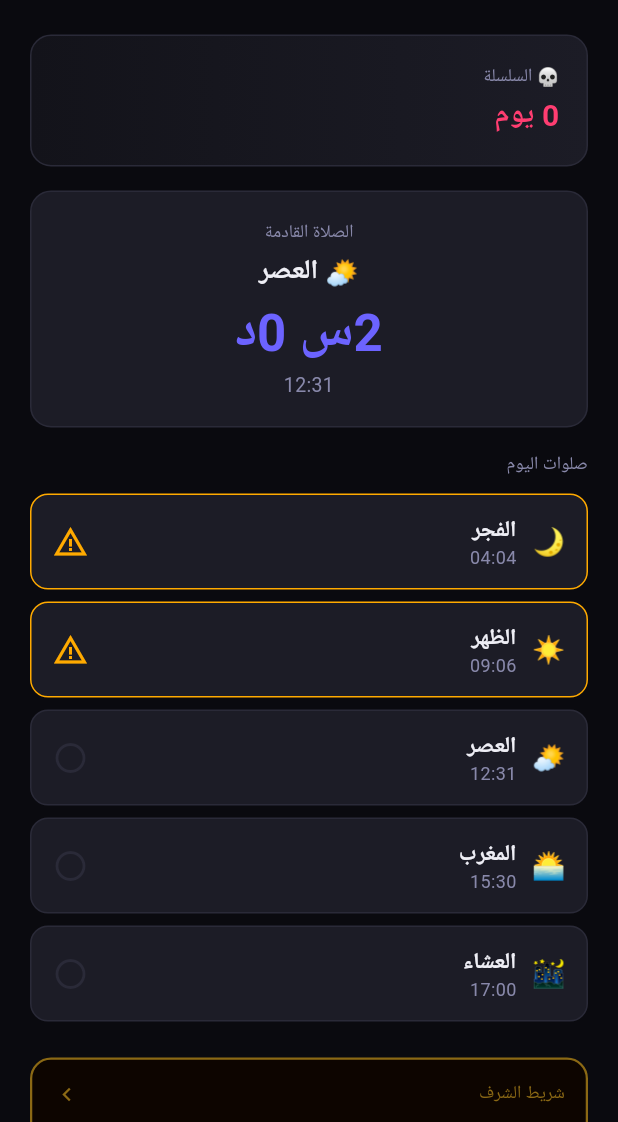
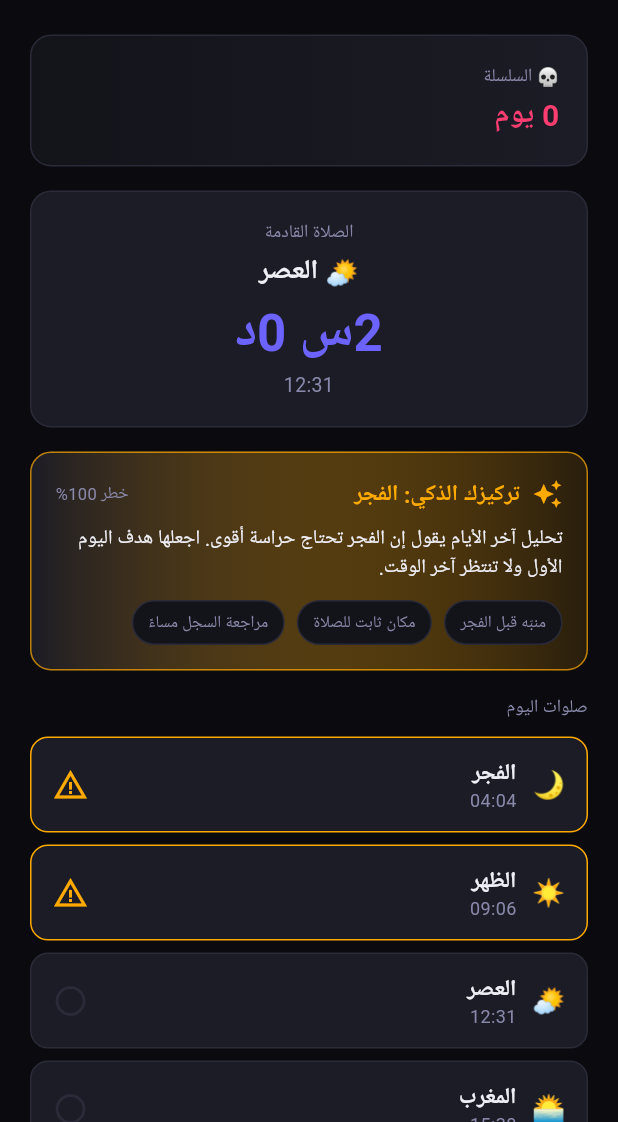
Before and after one commit to amrocr7/graduation-project, a Flutter app: the screen it shows after launch, on a phone screen of 412 x 824 dp, the part 114-1236 px from its top. Run offline on Flutter 3.47's test engine with Material 3 defaults, Android fonts, the phone set to English and light mode, and no system bars; our stand-ins replace audioplayers, flutter_local_notifications, geolocator, shared_preferences, timezone; missing offline and left inert: workmanager; Roboto replaces fonts that are missing (Cairo); statements that could not run were skipped.

Commit message:
Add smart prayer coach insights

```diff
--- a/lib/screens/home_screen.dart
+++ b/lib/screens/home_screen.dart
@@ -5,6 +5,7 @@ import '../models/prayer_model.dart';
 import '../services/prayer_calculator.dart';
 import '../services/storage_service.dart';
 import '../services/honor_service.dart';
+import '../services/ai_coach_service.dart';
 import '../widgets/honor_bar_widget.dart';
 import 'force_prayer_screen.dart';
 import 'streak_screen.dart';
@@ -24,6 +25,7 @@ class _HomeScreenState extends State<HomeScreen> {
   DayRecord? _todayRecord;
   int _streak = 0;
   HonorRecord? _honor;
+  AiPrayerInsight? _aiInsight;
   Timer? _timer;
   Duration _nextPrayerCountdown = Duration.zero;
   PrayerTime? _nextPrayer;
@@ -59,7 +61,17 @@ class _HomeScreenState extends State<HomeScreen> {
     final record = await StorageService.getTodayRecord();
     final streak = await StorageService.getStreak();
     final honor  = await StorageService.getHonor();
-    setState(() { _prayers = prayers; _todayRecord = record; _streak = streak; _honor = honor; });
+    final recentDays = await StorageService.getLastDays(14);
+    final now = DateTime.now();
+    final nextPrayer = prayers.where((p) => p.time.isAfter(now)).firstOrNull;
+    final insight = AiCoachService.buildDailyInsight(
+      recentDays: recentDays,
+      today: record,
+      now: now,
+      nextPrayer: nextPrayer,
+      streak: streak,
+    );
+    setState(() { _prayers = prayers; _todayRecord = record; _streak = streak; _honor = honor; _aiInsight = insight; });
     _tick();
   }
 
@@ -152,6 +164,7 @@ class _HomeScreenState extends State<HomeScreen> {
           _header(), const SizedBox(height: 20),
           _streakCard(), const SizedBox(height: 16),
           if (_nextPrayer != null) ...[_nextPrayerCard(), const SizedBox(height: 16)],
+          if (_aiInsight != null) ...[_aiCoachCard(), const SizedBox(height: 16)],
           _prayersList(), const SizedBox(height: 16),
           if (_honor != null) _honorSection(), const SizedBox(height: 16),
           _quickActions(), const SizedBox(height: 24),
@@ -245,6 +258,45 @@ class _HomeScreenState extends State<HomeScreen> {
           style: const TextStyle(color: AppColors.textSecondary, fontSize: 13)),
     ]),
   );
+
+
+
+  Widget _aiCoachCard() {
+    final insight = _aiInsight!;
+    final riskPct = (insight.riskScore * 100).round();
+    final accent = insight.isHighRisk ? AppColors.warning : AppColors.primary;
+    return Container(
+      width: double.infinity,
+      padding: const EdgeInsets.all(16),
+      decoration: BoxDecoration(
+        gradient: LinearGradient(colors: [AppColors.card, accent.withOpacity(0.12)]),
+        borderRadius: BorderRadius.circular(14),
+        border: Border.all(color: accent.withOpacity(0.7)),
+      ),
+      child: Column(crossAxisAlignment: CrossAxisAlignment.start, children: [
+        Row(mainAxisAlignment: MainAxisAlignment.spaceBetween, children: [
+          Row(children: [
+            Icon(Icons.auto_awesome, color: accent, size: 20),
+            const SizedBox(width: 8),
+            Text(insight.title, style: TextStyle(color: accent, fontSize: 15, fontWeight: FontWeight.bold)),
+          ]),
+          Text('خطر $riskPct%', style: const TextStyle(color: AppColors.textSecondary, fontSize: 11)),
+        ]),
+        const SizedBox(height: 10),
+        Text(insight.message, style: const TextStyle(color: AppColors.textPrimary, fontSize: 13, height: 1.45)),
+        const SizedBox(height: 12),
+        Wrap(
+          spacing: 8,
+          runSpacing: 8,
+          children: insight.actions.map((action) => Container(
+            padding: const EdgeInsets.symmetric(horizontal: 10, vertical: 6),
+            decoration: BoxDecoration(color: AppColors.surface, borderRadius: BorderRadius.circular(18), border: Border.all(color: AppColors.border)),
+            child: Text(action, style: const TextStyle(color: AppColors.textSecondary, fontSize: 11)),
+          )).toList(),
+        ),
+      ]),
+    );
+  }
 
   Widget _prayersList() => Column(
     crossAxisAlignment: CrossAxisAlignment.start,
--- a/lib/screens/stats_screen.dart
+++ b/lib/screens/stats_screen.dart
@@ -2,6 +2,7 @@ import 'package:flutter/material.dart';
 import '../theme/app_theme.dart';
 import '../models/prayer_model.dart';
 import '../services/storage_service.dart';
+import '../services/ai_coach_service.dart';
 
 class StatsScreen extends StatefulWidget {
   const StatsScreen({super.key});
@@ -10,12 +11,22 @@ class StatsScreen extends StatefulWidget {
 
 class _StatsScreenState extends State<StatsScreen> {
   List<DayRecord> _days = [];
+  AiPrayerInsight? _insight;
 
   @override
   void initState() { super.initState(); _load(); }
   Future<void> _load() async {
     final days = await StorageService.getLastDays(30);
-    setState(() => _days = days);
+    final today = await StorageService.getTodayRecord();
+    final streak = await StorageService.getStreak();
+    final insight = AiCoachService.buildDailyInsight(
+      recentDays: days,
+      today: today,
+      now: DateTime.now(),
+      nextPrayer: null,
+      streak: streak,
+    );
+    setState(() { _days = days; _insight = insight; });
   }
 
   int get _totalDone   => _days.fold(0, (s, d) => s + d.doneCount);
@@ -84,7 +95,8 @@ class _StatsScreenState extends State<StatsScreen> {
           Expanded(child: _statCard('🌟 كاملة', '$_perfectDays', AppColors.primary)),
         ]),
 
-        const SizedBox(height: 20),
+        const SizedBox(height: 16),
+        if (_insight != null) ...[_aiStatsCard(), const SizedBox(height: 20)],
         const Text('أضعف صلاة عندك', style: TextStyle(color: AppColors.textSecondary, fontSize: 13)),
         const SizedBox(height: 12),
 
@@ -121,6 +133,35 @@ class _StatsScreenState extends State<StatsScreen> {
     ),
   );
 
+
+
+  Widget _aiStatsCard() {
+    final insight = _insight!;
+    return Container(
+      width: double.infinity,
+      padding: const EdgeInsets.all(16),
+      decoration: BoxDecoration(
+        color: AppColors.card,
+        borderRadius: BorderRadius.circular(14),
+        border: Border.all(color: AppColors.primary.withOpacity(0.6)),
+      ),
+      child: Column(crossAxisAlignment: CrossAxisAlignment.start, children: [
+        const Row(children: [
+          Icon(Icons.psychology_alt, color: AppColors.primary, size: 20),
+          SizedBox(width: 8),
+          Text('تحليل الذكاء', style: TextStyle(color: AppColors.primary, fontSize: 15, fontWeight: FontWeight.bold)),
+        ]),
+        const SizedBox(height: 8),
+        Text(insight.message, style: const TextStyle(color: AppColors.textPrimary, fontSize: 13, height: 1.45)),
+        const SizedBox(height: 10),
+        ...insight.actions.map((action) => Padding(
+          padding: const EdgeInsets.only(bottom: 4),
+          child: Text('• $action', style: const TextStyle(color: AppColors.textSecondary, fontSize: 12)),
+        )),
+      ]),
+    );
+  }
+
   Color _pctColor(double p) {
     if (p >= 0.9) return AppColors.success;
     if (p >= 0.7) return AppColors.warning;
--- /dev/null
+++ b/lib/services/ai_coach_service.dart
@@ -0,0 +1,130 @@
+import '../models/prayer_model.dart';
+
+class AiPrayerInsight {
+  final String title;
+  final String message;
+  final PrayerName? focusPrayer;
+  final double riskScore;
+  final List<String> actions;
+
+  const AiPrayerInsight({
+    required this.title,
+    required this.message,
+    required this.focusPrayer,
+    required this.riskScore,
+    required this.actions,
+  });
+
+  bool get isHighRisk => riskScore >= 0.65;
+}
+
+class AiCoachService {
+  const AiCoachService._();
+
+  static AiPrayerInsight buildDailyInsight({
+    required List<DayRecord> recentDays,
+    required DayRecord today,
+    required DateTime now,
+    required PrayerTime? nextPrayer,
+    required int streak,
+  }) {
+    final focusPrayer = _weakestPrayer(recentDays) ?? _nextPending(today, nextPrayer);
+    final completionRate = _completionRate(recentDays);
+    final todayDone = today.doneCount;
+    final todayMissed = today.missedCount;
+    final nextName = nextPrayer?.name.arabic;
+    final risk = _riskScore(
+      completionRate: completionRate,
+      todayDone: todayDone,
+      todayMissed: todayMissed,
+      hour: now.hour,
+      hasFocus: focusPrayer != null,
+      streak: streak,
+    );
+
+    if (todayMissed > 0) {
+      return AiPrayerInsight(
+        title: 'خطة إنقاذ اليوم',
+        message: 'الذكاء لاحظ صلاة فائتة اليوم. عالجها الآن، ثم اربط الصلاة القادمة ${nextName ?? ''} بتنبيه واضح قبلها بعشر دقائق.',
+        focusPrayer: focusPrayer,
+        riskScore: risk,
+        actions: const ['اقضِ الفائتة فوراً', 'جهّز الوضوء قبل الأذان', 'لا تؤجل أكثر من مرة'],
+      );
+    }
+
+    if (focusPrayer != null && completionRate < 0.8) {
+      return AiPrayerInsight(
+        title: 'تركيزك الذكي: ${focusPrayer.arabic}',
+        message: 'تحليل آخر الأيام يقول إن ${focusPrayer.arabic} تحتاج حراسة أقوى. اجعلها هدف اليوم الأول ولا تنتظر آخر الوقت.',
+        focusPrayer: focusPrayer,
+        riskScore: risk,
+        actions: ['منبّه قبل ${focusPrayer.arabic}', 'مكان ثابت للصلاة', 'مراجعة السجل مساءً'],
+      );
+    }
+
+    if (streak >= 3) {
+      return AiPrayerInsight(
+        title: 'حافظ على الزخم',
+        message: 'سلسلتك $streak أيام. أفضل قرار ذكي الآن هو حماية الصلاة القادمة ${nextName ?? 'في وقتها'} قبل أي انشغال.',
+        focusPrayer: focusPrayer,
+        riskScore: risk,
+        actions: const ['صلِّ أول الوقت', 'لا تكسر السلسلة', 'اختم اليوم بمراجعة سريعة'],
+      );
+    }
+
+    return AiPrayerInsight(
+      title: 'مدربك الذكي جاهز',
+      message: 'ابدأ اليوم بخطوة صغيرة: صلاة واحدة في أول وقتها ترفع الشرف وتبني سلسلة جديدة.',
+      focusPrayer: focusPrayer,
+      riskScore: risk,
+      actions: const ['ابدأ بالصلاة القادمة', 'فعّل الإشعارات', 'سجّل بصدق'],
+    );
+  }
+
+  static PrayerName? _weakestPrayer(List<DayRecord> days) {
+    if (days.isEmpty) return null;
+    PrayerName? weakest;
+    var weakestRate = 1.1;
+    for (final prayer in PrayerName.values) {
+      final done = days.where((day) => day.status[prayer] == 'done').length;
+      final rate = done / days.length;
+      if (rate < weakestRate) {
+        weakestRate = rate;
+        weakest = prayer;
+      }
+    }
+    return weakestRate < 0.9 ? weakest : null;
+  }
+
+  static PrayerName? _nextPending(DayRecord today, PrayerTime? nextPrayer) {
+    if (nextPrayer != null && today.status[nextPrayer.name] != 'done') {
+      return nextPrayer.name;
+    }
+    for (final prayer in PrayerName.values) {
+      if (today.status[prayer] != 'done') return prayer;
+    }
+    return null;
+  }
+
+  static double _completionRate(List<DayRecord> days) {
+    if (days.isEmpty) return 0;
+    final done = days.fold<int>(0, (sum, day) => sum + day.doneCount);
+    return done / (days.length * PrayerName.values.length);
+  }
+
+  static double _riskScore({
+    required double completionRate,
+    required int todayDone,
+    required int todayMissed,
+    required int hour,
+    required bool hasFocus,
+    required int streak,
+  }) {
+    var risk = 1 - completionRate;
+    risk += todayMissed * 0.18;
+    if (hour >= 20 && todayDone < 4) risk += 0.18;
+    if (hasFocus) risk += 0.08;
+    if (streak >= 3) risk -= 0.12;
+    return risk.clamp(0.0, 1.0);
+  }
+}
```
